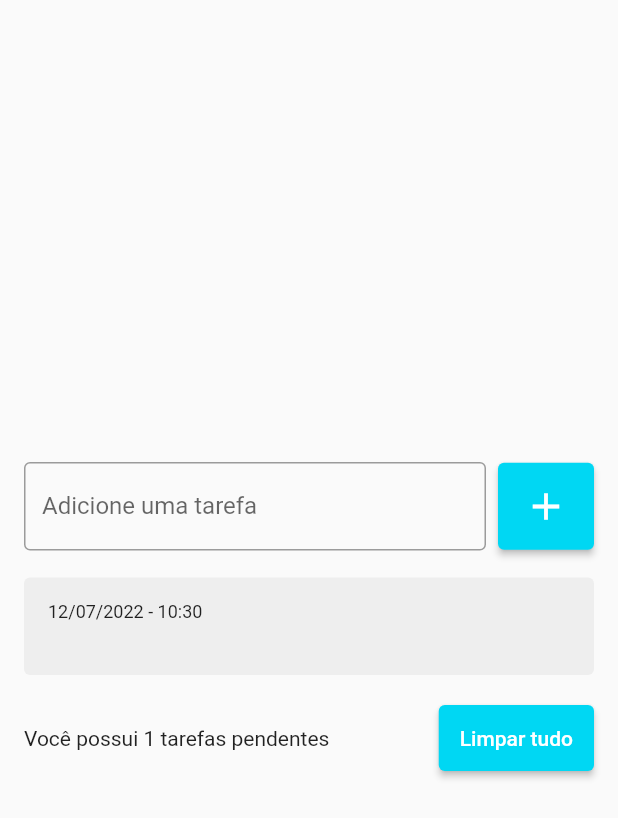
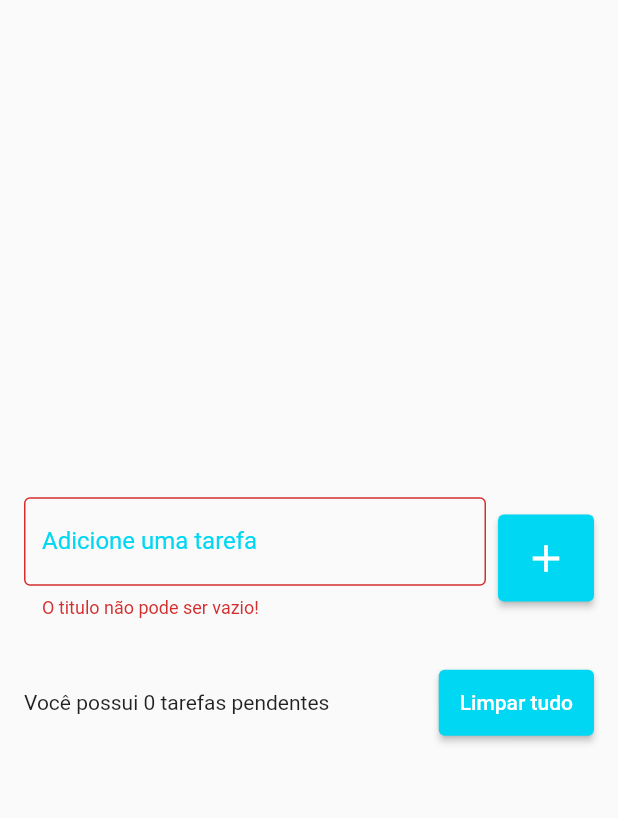
Before and after one commit to gabrielsantos969/LISTA_DE_TAREFAS_FLUTTER, a Flutter app: the screen it shows after launch, after a tap on the "add" icon, on a phone screen of 412 x 824 dp. Shown: the top 818 px of the screen. Run offline on Flutter 3.47's test engine with Material 2 defaults, Android fonts, the phone set to English and light mode, and no system bars; drawn by our look-alikes of flutter_slidable; our stand-ins replace shared_preferences.

```diff
--- a/lib/models/todo.dart
+++ b/lib/models/todo.dart
@@ -2,7 +2,19 @@ class Todo{
 
   Todo({required this.title, required this.dateTime});
 
+  Todo.fromJson(Map<String, dynamic> json)
+    : title = json['title'],
+      dateTime = DateTime.parse(json['dateTime']);
+
+
   String title;
   DateTime dateTime;
 
+  Map<String, dynamic> toJson(){
+    return {
+      'title': title,
+      'dateTime': dateTime.toIso8601String(),
+    };
+  }
+
 }
--- a/lib/pages/todo_list_page.dart
+++ b/lib/pages/todo_list_page.dart
@@ -1,5 +1,6 @@
 import 'package:flutter/material.dart';
 import 'package:lista_de_tarefas/models/todo.dart';
+import '../repositors/todo_repositore.dart';
 import '../widgets/todo_listen_item.dart';
 
 class ToDoListPage extends StatefulWidget {
@@ -15,7 +16,21 @@ class _ToDoListPageState extends State<ToDoListPage> {
   Todo? deletedTodo;
   int? deletedPositionPos;
 
+  String? errorText ;
+
   final TextEditingController todosController = TextEditingController();
+  final TodoRepository todoRepository = TodoRepository();
+
+  @override
+  void initState() {
+    super.initState();
+
+    todoRepository.getTodoList().then((value) {
+      setState(() {
+        todos = value;
+      });
+    });
+  }
 
   @override
   Widget build(BuildContext context) {
@@ -33,9 +48,21 @@ class _ToDoListPageState extends State<ToDoListPage> {
                       child: TextField(
                         controller: todosController,
                         decoration: InputDecoration(
-                            border: OutlineInputBorder(),
-                            labelText: 'Adicione uma tarefa',
-                            hintText: 'Estudar Flutter'),
+                          border: OutlineInputBorder(),
+                          labelText: 'Adicione uma tarefa',
+                          hintText: 'Estudar Flutter',
+                          errorText: errorText,
+                          focusedBorder: OutlineInputBorder(
+                            borderSide: BorderSide(
+                              color: Color(0xff00D7F3),
+                              width: 2
+                            )
+                          ),
+                          labelStyle: TextStyle(
+                            color: Color(0xff00D7F3),
+
+                          )
+                        ),
                       ),
                     ),
                     SizedBox(
@@ -44,6 +71,13 @@ class _ToDoListPageState extends State<ToDoListPage> {
                     ElevatedButton(
                       onPressed: () {
                         String text = todosController.text;
+
+                        if(text.isEmpty){
+                          setState((){
+                            errorText = 'O titulo não pode ser vazio!';
+                          });
+                          return;
+                        }
                         setState(() {
                           Todo newTodo = Todo(
                             title: text,
@@ -52,6 +86,8 @@ class _ToDoListPageState extends State<ToDoListPage> {
                           todos.add(newTodo);
                         });
                         todosController.clear();
+                        todoRepository.safeTodoList(todos);
+                        errorText = null;
                       },
                       style: ElevatedButton.styleFrom(
                         primary: Color(0xff00D7F3),
@@ -114,6 +150,7 @@ class _ToDoListPageState extends State<ToDoListPage> {
     setState(() {
       todos.remove(todo);
     });
+    todoRepository.safeTodoList(todos);
 
     ScaffoldMessenger.of(context).clearSnackBars();
 
@@ -131,6 +168,7 @@ class _ToDoListPageState extends State<ToDoListPage> {
           setState(() {
             todos.insert(deletedPositionPos!, deletedTodo!);
           });
+          todoRepository.safeTodoList(todos);
         },
       ),
     ));
@@ -148,12 +186,9 @@ class _ToDoListPageState extends State<ToDoListPage> {
                   onPressed: () {
                     Navigator.of(context).pop();
                   },
-                  style: TextButton.styleFrom(
-                      primary: Color(0xff00D7F3)
-                  ),
+                  style: TextButton.styleFrom(primary: Color(0xff00D7F3)),
                   child: Text(
                     'Cancelar',
-
                   ),
                 ),
                 TextButton(
@@ -161,18 +196,17 @@ class _ToDoListPageState extends State<ToDoListPage> {
                     Navigator.of(context).pop();
                     deleteAllTodos();
                   },
-                  style: TextButton.styleFrom(
-                      primary: Colors.red
-                  ),
+                  style: TextButton.styleFrom(primary: Colors.red),
                   child: Text('Limpar Tudo'),
                 ),
               ],
             ));
   }
 
-  void deleteAllTodos(){
-    setState((){
+  void deleteAllTodos() {
+    setState(() {
       todos.clear();
     });
+    todoRepository.safeTodoList(todos);
   }
 }
--- /dev/null
+++ b/lib/repositors/todo_repositore.dart
@@ -0,0 +1,23 @@
+import 'package:shared_preferences/shared_preferences.dart';
+
+import '../models/todo.dart';
+import 'dart:convert';
+
+const TodoListKey = 'todo_list';
+
+class TodoRepository{
+  late SharedPreferences sharedPreferences;
+
+  Future<List<Todo>> getTodoList() async{
+    sharedPreferences = await SharedPreferences.getInstance();
+    final String jsonString = sharedPreferences.getString(TodoListKey) ?? '[]';
+    final List jsonDecoded = json.decode(jsonString) as List;
+    return jsonDecoded.map((e) => Todo.fromJson(e)).toList();
+  }
+
+  void safeTodoList(List<Todo> todos){
+    final String jsonString = json.encode(todos);
+    sharedPreferences.setString(TodoListKey, jsonString);
+  }
+
+}
--- a/pubspec.yaml
+++ b/pubspec.yaml
@@ -36,6 +36,7 @@ dependencies:
   cupertino_icons: ^1.0.2
   intl:
   flutter_slidable: ^0.6.0
+  shared_preferences: ^2.0.15
 
 dev_dependencies:
   flutter_test:
```
Also changed, not shown: pubspec.lock.
